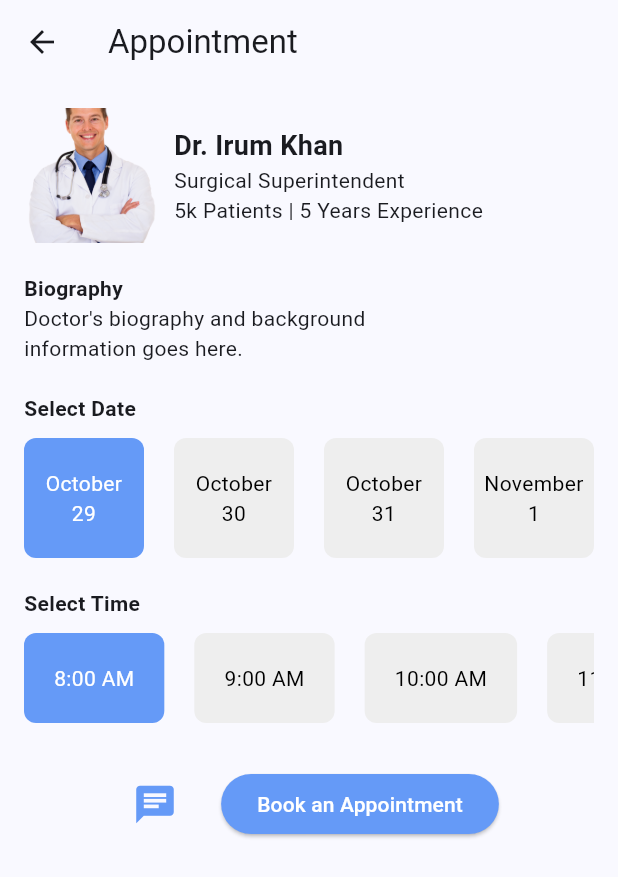
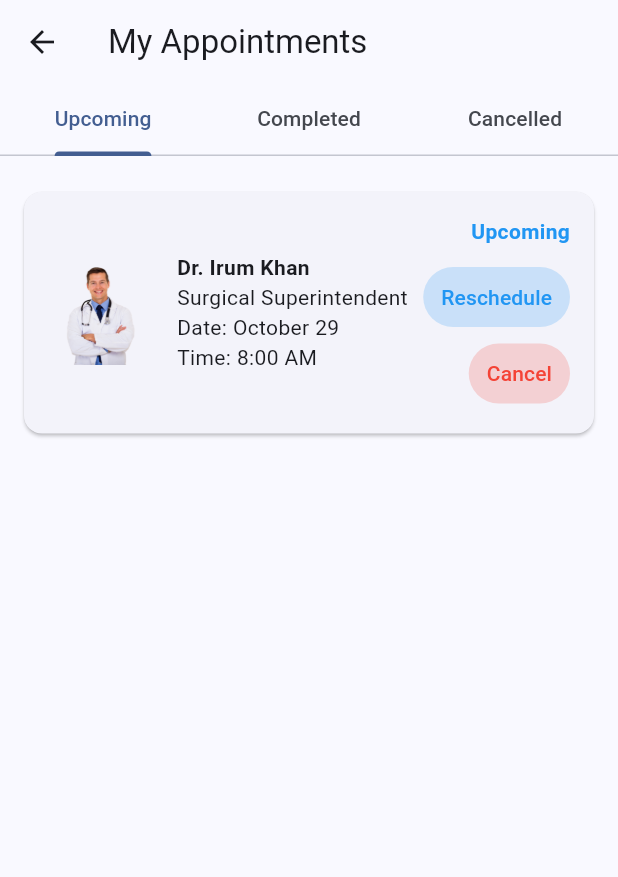
Before and after one commit to Omnyanasr/Hospital-Management, a Flutter app: the AppointmentPage screen opened by its route, after a tap on "Book an Appointment", on a phone screen of 412 x 824 dp. Shown: the top 877 px of the screen. Run offline on Flutter 3.47's test engine with Material 3 defaults, Android fonts, the phone set to English and light mode, and no system bars; our stand-ins replace firebase_auth, firebase_core, get, google_fonts, google_sign_in, image_picker and 1 more; accounts and stored records are empty.

Commit message:
complete appointments pages

```diff
--- a/lib/view/pages/appointmentpage.dart
+++ b/lib/view/pages/appointmentpage.dart
@@ -1,5 +1,9 @@
 import 'package:flutter/material.dart';
 import 'package:get/get.dart';
+import 'myAppointmentsPage.dart';
+import 'chatPage.dart';
+
+
 
 class AppointmentPage extends StatefulWidget {
   @override
@@ -7,45 +11,28 @@ class AppointmentPage extends StatefulWidget {
 }
 
 class _AppointmentPageState extends State<AppointmentPage> {
-  // Sample data for available dates
-  final List<String> availableDates = [
-    "October \n29",
-    "October \n30",
-    "October \n31",
-    "November \n1",
-  ];
+  final List<String> availableDates = ["October 29", "October 30", "October 31", "November 1"];
+  final List<String> availableTimes = ["8:00 AM", "9:00 AM", "10:00 AM", "11:00 AM", "1:00 PM"];
 
-  // Sample data for available time slots
-  final List<String> availableTimes = [
-    "8:00 AM",
-    "9:00 AM",
-    "10:00 AM",
-    "11:00 AM",
-    "1:00 PM",
-  ];
-
-  int selectedDateIndex = 0; // Default selected date index
-  int selectedTimeIndex = 0; // Default selected time index
+  int selectedDateIndex = 0;
+  int selectedTimeIndex = 0;
 
   @override
   Widget build(BuildContext context) {
     return Scaffold(
-      appBar: AppBar(
-        title: Text('Appointment'),
-      ),
+      appBar: AppBar(title: Text('Appointment')),
       body: Padding(
         padding: const EdgeInsets.all(16.0),
         child: Column(
           crossAxisAlignment: CrossAxisAlignment.start,
           children: [
-            // Doctor information
             Row(
               children: [
                 Container(
                   width: 90,
                   height: 90,
                   decoration: BoxDecoration(
-                    borderRadius: BorderRadius.circular(8), // Square shape with rounded corners
+                    borderRadius: BorderRadius.circular(8),
                     image: DecorationImage(
                       image: AssetImage('assets/doctor.png'), // Replace with your image asset
                       fit: BoxFit.cover,
@@ -83,8 +70,7 @@ class _AppointmentPageState extends State<AppointmentPage> {
                       });
                     },
                     child: Container(
-                      width: 80, // Fixed width for better alignment
-                      padding: EdgeInsets.symmetric(vertical: 12),
+                      padding: EdgeInsets.symmetric(horizontal:20, vertical: 12),
                       margin: EdgeInsets.only(right: 20),
                       decoration: BoxDecoration(
                         color: selectedDateIndex == index
@@ -150,18 +136,23 @@ class _AppointmentPageState extends State<AppointmentPage> {
               children: [
                 IconButton(
                   onPressed: () {
-                    // Implement chat functionality
-                    // For example: Get.toNamed('/chat', arguments: {'doctorId': '123'});
+                    Get.to(DoctorChatPage(doctorName: "Dr. Irum Khan"));
+
                   },
                   icon: Icon(Icons.chat),
                   iconSize: 30,
                   color: const Color.fromARGB(255, 101, 154, 247),
                 ),
                 SizedBox(width: 20),
-                // Book Appointment Button
                 ElevatedButton(
                   onPressed: () {
-                    // Implement booking logic, e.g., send selectedDate and selectedTime to the server
+                    Get.to(MyAppointmentsPage(), arguments: {
+                      'doctorName': "Dr. Irum Khan",
+                      'specialty': "Surgical Superintendent",
+                      'time': availableTimes[selectedTimeIndex],
+                      'date': availableDates[selectedDateIndex],
+                      'photo': 'assets/doctor.png', // Pass photo path
+                    });
                   },
                   child: Text("Book an Appointment"),
                 ),
--- /dev/null
+++ b/lib/view/pages/myAppointmentsPage.dart
@@ -0,0 +1,180 @@
+import 'package:flutter/material.dart';
+import 'package:get/get.dart';
+
+class MyAppointmentsPage extends StatelessWidget {
+  @override
+  Widget build(BuildContext context) {
+    final doctorName = Get.arguments['doctorName'] ?? "Doctor";
+    final specialty = Get.arguments['specialty'] ?? "Specialty";
+    final time = Get.arguments['time'] ?? "Time";
+    final date = Get.arguments['date'] ?? "Date";
+    final photo = Get.arguments['photo'] ?? 'assets/default_photo.png';
+
+    return DefaultTabController(
+      length: 3,
+      child: Scaffold(
+        appBar: AppBar(
+          title: Text("My Appointments"),
+          bottom: TabBar(
+            tabs: [
+              Tab(text: "Upcoming"),
+              Tab(text: "Completed"),
+              Tab(text: "Cancelled"),
+            ],
+          ),
+        ),
+        body: TabBarView(
+          children: [
+            AppointmentListSection(
+              doctorName: doctorName,
+              specialty: specialty,
+              time: time,
+              date: date,
+              status: "Upcoming",
+              photo: photo,
+            ),
+            AppointmentListSection(
+              doctorName: doctorName,
+              specialty: specialty,
+              time: time,
+              date: date,
+              status: "Completed",
+              photo: photo,
+            ),
+            AppointmentListSection(
+              doctorName: doctorName,
+              specialty: specialty,
+              time: time,
+              date: date,
+              status: "Cancelled",
+              photo: photo,
+            ),
+          ],
+        ),
+      ),
+    );
+  }
+}
+
+class AppointmentListSection extends StatelessWidget {
+  final String doctorName;
+  final String specialty;
+  final String time;
+  final String date;
+  final String status;
+  final String photo;
+
+  AppointmentListSection({
+    required this.doctorName,
+    required this.specialty,
+    required this.time,
+    required this.date,
+    required this.status,
+    required this.photo,
+  });
+
+  @override
+  Widget build(BuildContext context) {
+    return ListView(
+      padding: EdgeInsets.all(16),
+      children: [
+        AppointmentCard(
+          doctorName: doctorName,
+          specialty: specialty,
+          status: status,
+          time: time,
+          date: date,
+          photo: photo,
+        ),
+      ],
+    );
+  }
+}
+
+class AppointmentCard extends StatelessWidget {
+  final String doctorName;
+  final String specialty;
+  final String status;
+  final String time;
+  final String date;
+  final String photo;
+
+  AppointmentCard({
+    required this.doctorName,
+    required this.specialty,
+    required this.status,
+    required this.time,
+    required this.date,
+    required this.photo,
+  });
+
+  @override
+  Widget build(BuildContext context) {
+    return Card(
+      margin: EdgeInsets.symmetric(vertical: 8),
+      child: Padding(
+        padding: const EdgeInsets.all(16.0),
+        child: Row(
+          children: [
+            Container(
+              width: 70,
+              height: 70,
+              decoration: BoxDecoration(
+                borderRadius: BorderRadius.circular(8),
+                image: DecorationImage(
+                  image: AssetImage(photo),
+                ),
+              ),
+            ),
+            SizedBox(width: 16),
+            Expanded(
+              child: Column(
+                crossAxisAlignment: CrossAxisAlignment.start,
+                children: [
+                  Text(doctorName, style: TextStyle(fontWeight: FontWeight.bold)),
+                  Text(specialty),
+                  Text("Date: $date"),
+                  Text("Time: $time"),
+                ],
+              ),
+            ),
+            Column(
+              crossAxisAlignment: CrossAxisAlignment.end,
+              children: [
+                Text(
+                  status,
+                  style: TextStyle(
+                    color: status == "Cancelled" ? Colors.red : (status == "Completed" ? Colors.green : Colors.blue),
+                    fontWeight: FontWeight.bold,
+                  ),
+                ),
+                if (status == "Upcoming")
+                  Padding(
+                    padding: const EdgeInsets.only(top: 10.0),
+                    child: TextButton(
+                      style: TextButton.styleFrom(
+                        backgroundColor: Colors.blue.withOpacity(0.2), // Slightly colored background
+                      ),
+                      onPressed: () {},
+                      child: Text("Reschedule", style: TextStyle(color: Colors.blue)), // Text color
+                    ),
+                  ),
+                if (status == "Upcoming")
+                  Padding(
+                    padding: const EdgeInsets.only(top: 3.0),
+                    child: TextButton(
+                      style: TextButton.styleFrom(
+                        backgroundColor: Colors.red.withOpacity(0.2), // Slightly colored background
+                      ),
+                      onPressed: () {},
+                      child: Text("Cancel", style: TextStyle(color: Colors.red)), // Text color
+                    ),
+                  ),
+              ],
+            ),
+          ],
+        ),
+      ),
+    );
+  }
+}
```
Also changed, not shown: lib/view/pages/chatPage.dart (added, +145 -0 lines).
